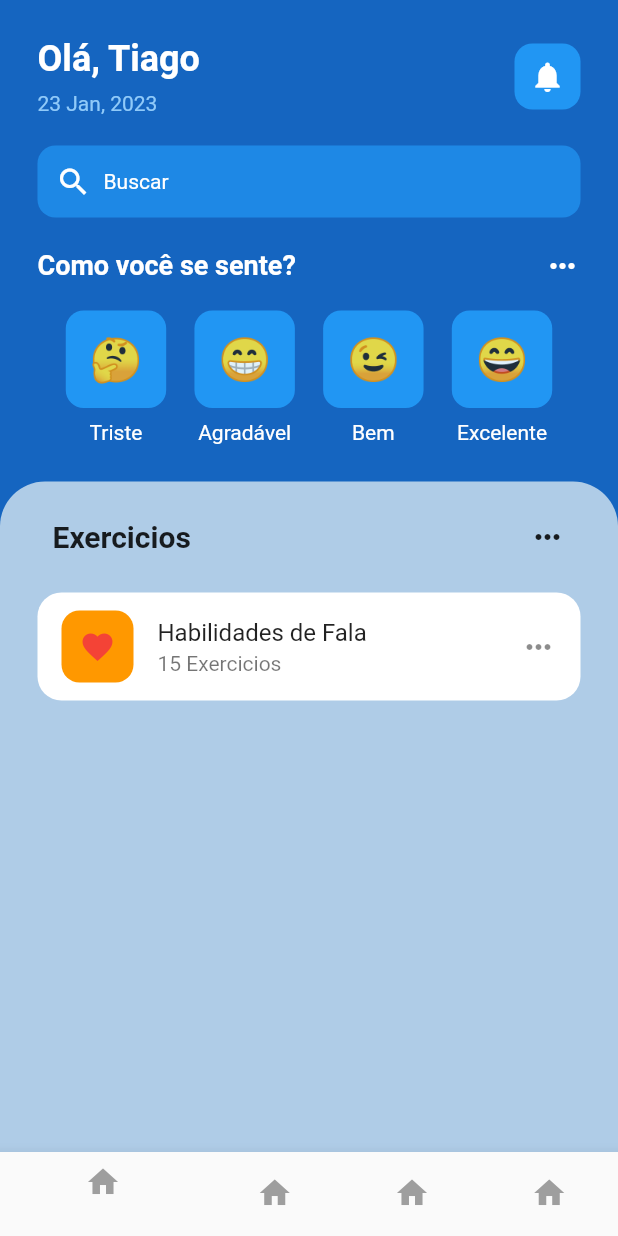
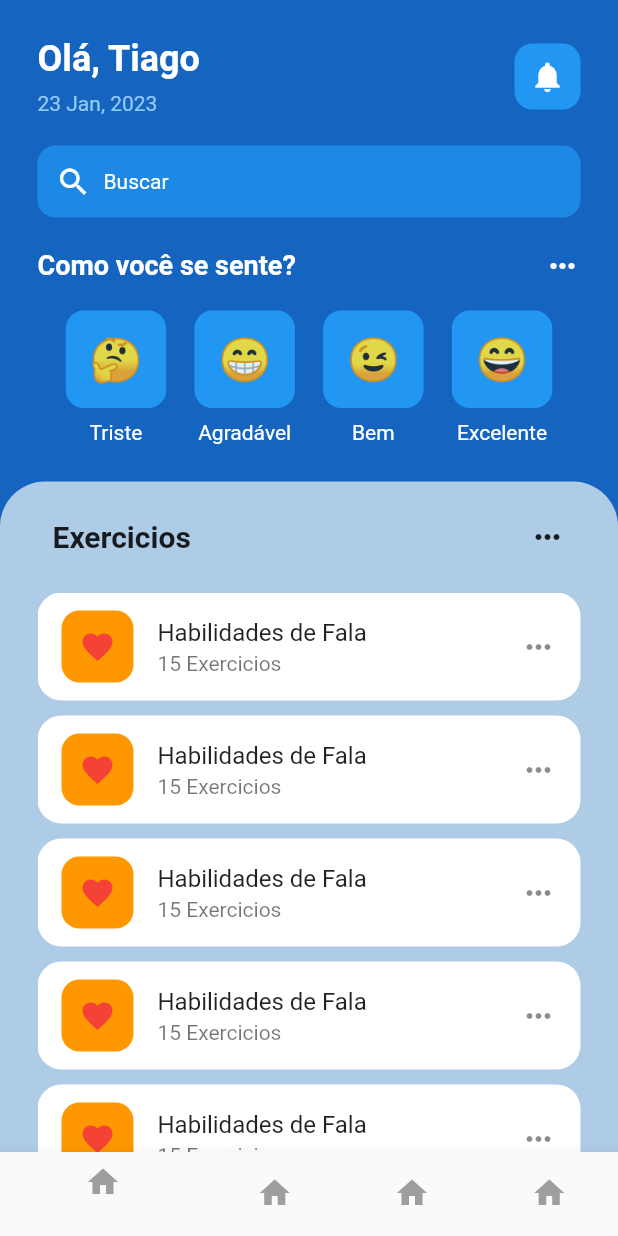
Before and after one commit to tiagoeborsanyi/mental_health_app, a Flutter app: the screen it shows after launch, on a phone screen of 412 x 824 dp. Run offline on Flutter 3.47's test engine with Material 2 defaults, Android fonts, the phone set to English and light mode, and no system bars.

Commit message:
created exerciseTile component

```diff
--- a/lib/pages/home_page.dart
+++ b/lib/pages/home_page.dart
@@ -1,5 +1,6 @@
 import 'package:flutter/material.dart';
 import 'package:mental_health_app/util/emoticon_face.dart';
+import 'package:mental_health_app/util/exercise_title.dart';
 
 class HomePage extends StatefulWidget {
   const HomePage({Key? key}) : super(key: key);
@@ -151,7 +152,7 @@ class _HomePageState extends State<HomePage> {
             //content
             Expanded(
               child: Container(
-                padding: const EdgeInsets.all(25),
+                padding: const EdgeInsets.only(top: 25, left: 25, right: 25),
                 decoration: const BoxDecoration(
                   color: Color.fromARGB(255, 175, 204, 231),
                   borderRadius: BorderRadius.only(
@@ -181,26 +182,16 @@ class _HomePageState extends State<HomePage> {
                       ),
                       const SizedBox(height: 25),
                       //lista de exercicios
-                      Container(
-                        decoration: BoxDecoration(
-                          color: Colors.white,
-                          borderRadius: BorderRadius.circular(16),
-                        ),
-                        child: ListTile(
-                          leading: Container(
-                            padding: const EdgeInsets.all(12),
-                            decoration: BoxDecoration(
-                              color: Colors.orange,
-                              borderRadius: BorderRadius.circular(12),
-                            ),
-                            child: Icon(
-                              Icons.favorite,
-                              color: Colors.red.shade500,
-                            ),
-                          ),
-                          title: Text('Habilidades de Fala'),
-                          subtitle: Text('15 Exercicios'),
-                          trailing: Icon(Icons.more_horiz),
+                      Expanded(
+                        child: ListView(
+                          children: [
+                            ExerciseTile(),
+                            ExerciseTile(),
+                            ExerciseTile(),
+                            ExerciseTile(),
+                            ExerciseTile(),
+                            ExerciseTile(),
+                          ],
                         ),
                       ),
                     ],
--- /dev/null
+++ b/lib/util/exercise_title.dart
@@ -0,0 +1,32 @@
+import 'package:flutter/material.dart';
+
+class ExerciseTile extends StatelessWidget {
+  const ExerciseTile({Key? key}) : super(key: key);
+
+  @override
+  Widget build(BuildContext context) {
+    return Container(
+      margin: const EdgeInsets.only(bottom: 10),
+      decoration: BoxDecoration(
+        color: Colors.white,
+        borderRadius: BorderRadius.circular(16),
+      ),
+      child: ListTile(
+        leading: Container(
+          padding: const EdgeInsets.all(12),
+          decoration: BoxDecoration(
+            color: Colors.orange,
+            borderRadius: BorderRadius.circular(12),
+          ),
+          child: Icon(
+            Icons.favorite,
+            color: Colors.red.shade500,
+          ),
+        ),
+        title: Text('Habilidades de Fala'),
+        subtitle: Text('15 Exercicios'),
+        trailing: Icon(Icons.more_horiz),
+      ),
+    );
+  }
+}
```
